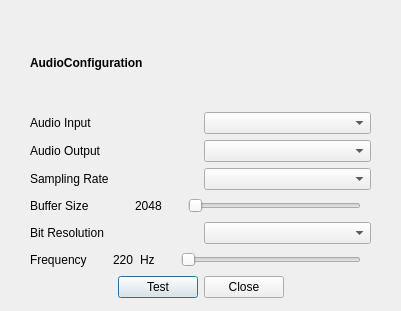
Qt form audiopreferencedialog.ui (Bariyard/AudioIOTester) before a commit.
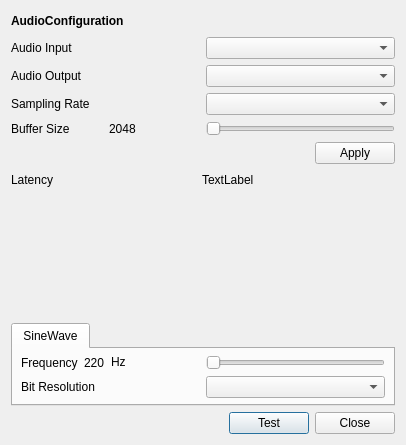
The same form after that commit.

What changed in the file:
```diff
--- a/audiopreferencedialog.ui
+++ b/audiopreferencedialog.ui
@@ -6,8 +6,8 @@
    <rect>
     <x>0</x>
     <y>0</y>
-    <width>401</width>
-    <height>311</height>
+    <width>406</width>
+    <height>445</height>
    </rect>
   </property>
   <property name="mouseTracking">
@@ -16,15 +16,8 @@
   <property name="windowTitle">
    <string>Dialog</string>
   </property>
-  <widget class="QWidget" name="verticalLayoutWidget">
-   <property name="geometry">
-    <rect>
-     <x>30</x>
-     <y>20</y>
-     <width>341</width>
-     <height>278</height>
-    </rect>
-   </property>
+  <layout class="QGridLayout" name="gridLayout">
+   <item row="0" column="0">
    <layout class="QVBoxLayout" name="AudioPreferenceVerticalLayout">
     <item>
      <layout class="QHBoxLayout" name="AudioPreferenceTitleLayout">
@@ -80,7 +73,14 @@
        </widget>
       </item>
       <item>
-       <widget class="QComboBox" name="AudioOutputComboBox"/>
+        <widget class="QComboBox" name="AudioOutputComboBox">
+         <property name="sizePolicy">
+          <sizepolicy hsizetype="Ignored" vsizetype="Fixed">
+           <horstretch>0</horstretch>
+           <verstretch>0</verstretch>
+          </sizepolicy>
+         </property>
+        </widget>
       </item>
      </layout>
     </item>
@@ -99,11 +99,15 @@
      </layout>
     </item>
     <item>
+      <layout class="QVBoxLayout" name="BufferSizeVerticalLayout">
+       <item>
      <layout class="QHBoxLayout" name="BufferSizeLayout">
       <item>
+          <layout class="QHBoxLayout" name="horizontalLayout_5">
+           <item>
        <widget class="QLabel" name="BufferSizeLabel">
         <property name="sizePolicy">
-         <sizepolicy hsizetype="Fixed" vsizetype="Preferred">
+              <sizepolicy hsizetype="Preferred" vsizetype="Preferred">
           <horstretch>0</horstretch>
           <verstretch>0</verstretch>
          </sizepolicy>
@@ -113,26 +117,10 @@
         </property>
        </widget>
       </item>
-      <item>
-       <spacer name="BufferSizeHorizontalSpacer_1">
-        <property name="orientation">
-         <enum>Qt::Horizontal</enum>
-        </property>
-        <property name="sizeType">
-         <enum>QSizePolicy::Fixed</enum>
-        </property>
-        <property name="sizeHint" stdset="0">
-         <size>
-          <width>40</width>
-          <height>20</height>
-         </size>
-        </property>
-       </spacer>
-      </item>
       <item>
        <widget class="QLabel" name="BufferSizeValueLabel">
         <property name="sizePolicy">
-         <sizepolicy hsizetype="Fixed" vsizetype="Preferred">
+              <sizepolicy hsizetype="Preferred" vsizetype="Preferred">
           <horstretch>0</horstretch>
           <verstretch>0</verstretch>
          </sizepolicy>
@@ -142,26 +130,14 @@
         </property>
        </widget>
       </item>
-      <item>
-       <spacer name="BufferSizeHorizontalSpacer_2">
-        <property name="orientation">
-         <enum>Qt::Horizontal</enum>
-        </property>
-        <property name="sizeType">
-         <enum>QSizePolicy::Fixed</enum>
-        </property>
-        <property name="sizeHint" stdset="0">
-         <size>
-          <width>20</width>
-          <height>20</height>
-         </size>
-        </property>
-       </spacer>
-      </item>
+          </layout>
+         </item>
+         <item>
+          <layout class="QHBoxLayout" name="horizontalLayout_7">
       <item>
        <widget class="QSlider" name="BufferSizeSlider">
         <property name="sizePolicy">
-         <sizepolicy hsizetype="Expanding" vsizetype="Fixed">
+              <sizepolicy hsizetype="Ignored" vsizetype="Fixed">
           <horstretch>0</horstretch>
           <verstretch>0</verstretch>
          </sizepolicy>
@@ -195,41 +171,140 @@
         </property>
        </widget>
       </item>
+          </layout>
+         </item>
+        </layout>
+       </item>
       <item>
-       <spacer name="BufferSizeHorizontalSpacer_3">
+        <layout class="QHBoxLayout" name="BufferSizeApplyLayout">
+         <item>
+          <spacer name="BufferSizeApplyHorizontalSpacer">
         <property name="orientation">
          <enum>Qt::Horizontal</enum>
         </property>
-        <property name="sizeType">
-         <enum>QSizePolicy::Fixed</enum>
-        </property>
         <property name="sizeHint" stdset="0">
          <size>
-          <width>10</width>
+             <width>40</width>
           <height>20</height>
          </size>
         </property>
        </spacer>
       </item>
+         <item>
+          <widget class="QPushButton" name="BufferSizeApplyPushButton">
+           <property name="text">
+            <string>Apply</string>
+           </property>
+           <property name="autoDefault">
+            <bool>false</bool>
+           </property>
+          </widget>
+         </item>
      </layout>
     </item>
     <item>
-     <layout class="QHBoxLayout" name="horizontalLayout_4">
+        <layout class="QHBoxLayout" name="LatencyHorizontalLayout">
       <item>
-       <widget class="QLabel" name="BitResolutionLabel">
+          <widget class="QLabel" name="LatencyLabel">
         <property name="text">
-         <string>Bit Resolution</string>
+            <string>Latency</string>
         </property>
        </widget>
       </item>
       <item>
-       <widget class="QComboBox" name="BitResolutionComboBox"/>
-      </item>
-     </layout>
-    </item>
+          <spacer name="LatencyHorizontalSpacer_1">
+           <property name="orientation">
+            <enum>Qt::Horizontal</enum>
+           </property>
+           <property name="sizeHint" stdset="0">
+            <size>
+             <width>40</width>
+             <height>20</height>
+            </size>
+           </property>
+          </spacer>
+         </item>
+         <item>
+          <widget class="QLabel" name="LatencyLabelValue">
+           <property name="text">
+            <string>TextLabel</string>
+           </property>
+          </widget>
+         </item>
+         <item>
+          <spacer name="LatencyHorizontalSpacer_2">
+           <property name="orientation">
+            <enum>Qt::Horizontal</enum>
+           </property>
+           <property name="sizeHint" stdset="0">
+            <size>
+             <width>40</width>
+             <height>20</height>
+            </size>
+           </property>
+          </spacer>
+         </item>
+        </layout>
+       </item>
+      </layout>
+     </item>
+     <item>
+      <spacer name="verticalSpacer">
+       <property name="orientation">
+        <enum>Qt::Vertical</enum>
+       </property>
+       <property name="sizeHint" stdset="0">
+        <size>
+         <width>20</width>
+         <height>40</height>
+        </size>
+       </property>
+      </spacer>
+     </item>
+     <item>
+      <widget class="QTabWidget" name="tabWidget">
+       <property name="enabled">
+        <bool>true</bool>
+       </property>
+       <property name="sizePolicy">
+        <sizepolicy hsizetype="Preferred" vsizetype="Preferred">
+         <horstretch>0</horstretch>
+         <verstretch>0</verstretch>
+        </sizepolicy>
+       </property>
+       <property name="currentIndex">
+        <number>0</number>
+       </property>
+       <widget class="QWidget" name="SynthesizerTab">
+        <property name="sizePolicy">
+         <sizepolicy hsizetype="Preferred" vsizetype="Preferred">
+          <horstretch>0</horstretch>
+          <verstretch>0</verstretch>
+         </sizepolicy>
+        </property>
+        <attribute name="title">
+         <string>SineWave</string>
+        </attribute>
+        <layout class="QGridLayout" name="gridLayout_2">
+         <property name="leftMargin">
+          <number>8</number>
+         </property>
+         <property name="topMargin">
+          <number>5</number>
+         </property>
+         <property name="rightMargin">
+          <number>8</number>
+         </property>
+         <property name="bottomMargin">
+          <number>5</number>
+         </property>
+         <item row="0" column="0">
+          <layout class="QVBoxLayout" name="verticalLayout">
     <item>
      <layout class="QHBoxLayout" name="BufferSizeLayout_2">
       <item>
+              <layout class="QHBoxLayout" name="horizontalLayout_6">
+               <item>
        <widget class="QLabel" name="FrequencyLabel">
         <property name="sizePolicy">
          <sizepolicy hsizetype="Fixed" vsizetype="Preferred">
@@ -242,22 +317,6 @@
         </property>
        </widget>
       </item>
-      <item>
-       <spacer name="FrequencyHorizontalSpacer_1">
-        <property name="orientation">
-         <enum>Qt::Horizontal</enum>
-        </property>
-        <property name="sizeType">
-         <enum>QSizePolicy::Fixed</enum>
-        </property>
-        <property name="sizeHint" stdset="0">
-         <size>
-          <width>20</width>
-          <height>20</height>
-         </size>
-        </property>
-       </spacer>
-      </item>
       <item>
        <widget class="QLabel" name="FrequencyValueLabel">
         <property name="sizePolicy">
@@ -284,26 +343,12 @@
         </property>
        </widget>
       </item>
-      <item>
-       <spacer name="FrequencyHorizontalSpacer_2">
-        <property name="orientation">
-         <enum>Qt::Horizontal</enum>
-        </property>
-        <property name="sizeType">
-         <enum>QSizePolicy::Fixed</enum>
-        </property>
-        <property name="sizeHint" stdset="0">
-         <size>
-          <width>20</width>
-          <height>20</height>
-         </size>
-        </property>
-       </spacer>
+              </layout>
       </item>
       <item>
        <widget class="QSlider" name="FrequencySlider">
         <property name="sizePolicy">
-         <sizepolicy hsizetype="Expanding" vsizetype="Fixed">
+                <sizepolicy hsizetype="Ignored" vsizetype="Fixed">
           <horstretch>0</horstretch>
           <verstretch>0</verstretch>
          </sizepolicy>
@@ -337,23 +382,29 @@
         </property>
        </widget>
       </item>
+            </layout>
+           </item>
       <item>
-       <spacer name="FrequencyHorizontalSpacer_3">
-        <property name="orientation">
-         <enum>Qt::Horizontal</enum>
-        </property>
-        <property name="sizeType">
-         <enum>QSizePolicy::Fixed</enum>
-        </property>
-        <property name="sizeHint" stdset="0">
-         <size>
-          <width>10</width>
-          <height>20</height>
-         </size>
-        </property>
-       </spacer>
-      </item>
-     </layout>
+            <layout class="QHBoxLayout" name="BitResokutionHorizontalLayout">
+             <item>
+              <widget class="QLabel" name="BitResolutionLabel">
+               <property name="text">
+                <string>Bit Resolution</string>
+               </property>
+              </widget>
+             </item>
+             <item>
+              <widget class="QComboBox" name="BitResolutionComboBox"/>
+             </item>
+            </layout>
+           </item>
+          </layout>
+         </item>
+        </layout>
+        <zorder></zorder>
+        <zorder>verticalLayoutWidget_3</zorder>
+       </widget>
+      </widget>
     </item>
     <item>
      <layout class="QHBoxLayout" name="BottomHorizontalLayout">
@@ -396,23 +447,11 @@
         </property>
        </widget>
       </item>
-      <item>
-       <spacer name="BottomHorizontalSpacer_2">
-        <property name="orientation">
-         <enum>Qt::Horizontal</enum>
-        </property>
-        <property name="sizeHint" stdset="0">
-         <size>
-          <width>40</width>
-          <height>20</height>
-         </size>
-        </property>
-       </spacer>
+      </layout>
       </item>
      </layout>
     </item>
    </layout>
-  </widget>
  </widget>
  <resources/>
  <connections>
```
Lines whose indentation alone changed are shown as unchanged.
